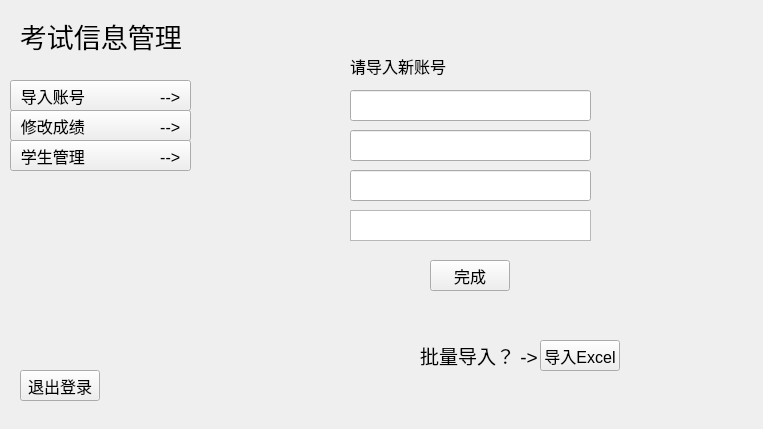
Old version of the form source/administer.ui in the repository Sodataco/exam-system.
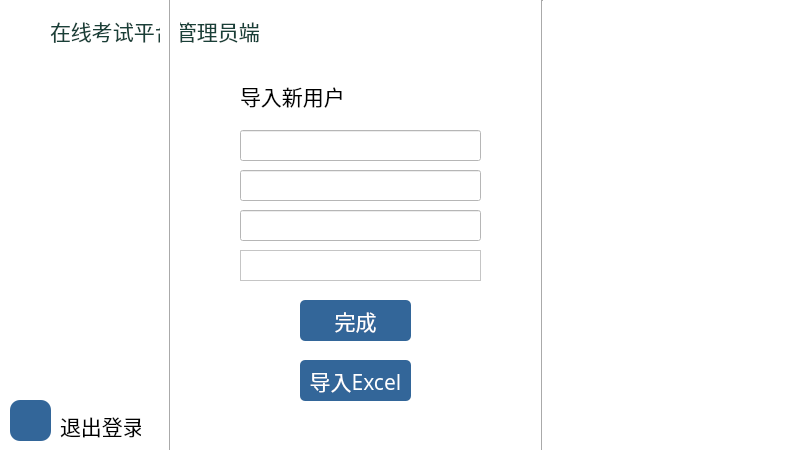
New version of the form. Icons and pictures are not drawn.

Commit message: 管理员界面优化

The edit to the form file:
```diff
--- a/source/administer.ui
+++ b/source/administer.ui
@@ -6,8 +6,8 @@
    <rect>
     <x>0</x>
     <y>0</y>
-    <width>763</width>
-    <height>429</height>
+    <width>800</width>
+    <height>450</height>
    </rect>
   </property>
   <property name="font">
@@ -18,31 +18,19 @@
   <property name="windowTitle">
    <string>Form</string>
   </property>
-  <widget class="QLabel" name="label">
-   <property name="geometry">
-    <rect>
-     <x>20</x>
-     <y>20</y>
-     <width>191</width>
-     <height>31</height>
-    </rect>
-   </property>
-   <property name="font">
-    <font>
-     <pointsize>20</pointsize>
-    </font>
-   </property>
-   <property name="text">
-    <string>考试信息管理</string>
-   </property>
-  </widget>
+  <property name="styleSheet">
+   <string notr="true">QWidget
+{
+background-color:white;
+}</string>
+  </property>
   <widget class="QStackedWidget" name="stackedWidget">
    <property name="geometry">
     <rect>
-     <x>260</x>
-     <y>20</y>
-     <width>431</width>
-     <height>401</height>
+     <x>180</x>
+     <y>60</y>
+     <width>361</width>
+     <height>411</height>
     </rect>
    </property>
    <property name="currentIndex">
@@ -52,7 +40,7 @@
     <widget class="QLineEdit" name="EditName">
      <property name="geometry">
       <rect>
-       <x>90</x>
+       <x>60</x>
        <y>70</y>
        <width>241</width>
        <height>31</height>
@@ -62,7 +50,7 @@
     <widget class="QLineEdit" name="EditAccount">
      <property name="geometry">
       <rect>
-       <x>90</x>
+       <x>60</x>
        <y>110</y>
        <width>241</width>
        <height>31</height>
@@ -72,7 +60,7 @@
     <widget class="QLineEdit" name="EditPassword">
      <property name="geometry">
       <rect>
-       <x>90</x>
+       <x>60</x>
        <y>150</y>
        <width>241</width>
        <height>31</height>
@@ -82,12 +70,31 @@
     <widget class="QPushButton" name="finishimport">
      <property name="geometry">
       <rect>
-       <x>170</x>
+       <x>120</x>
        <y>240</y>
-       <width>80</width>
-       <height>31</height>
+       <width>111</width>
+       <height>41</height>
       </rect>
      </property>
+     <property name="font">
+      <font>
+       <family>华文中宋</family>
+       <pointsize>16</pointsize>
+      </font>
+     </property>
+     <property name="styleSheet">
+      <string notr="true">QPushButton
+{
+background-color:rgb(51, 102, 153);
+border-radius:5px;
+color:white;
+}
+QPushButtonn:hover
+{
+background-color:rgb(177, 204, 228);
+color:rgb(0, 0, 0);
+}</string>
+     </property>
      <property name="text">
       <string>完成</string>
      </property>
@@ -95,57 +102,71 @@
     <widget class="QPushButton" name="importExcel">
      <property name="geometry">
       <rect>
-       <x>280</x>
-       <y>320</y>
-       <width>80</width>
-       <height>31</height>
+       <x>120</x>
+       <y>300</y>
+       <width>111</width>
+       <height>41</height>
       </rect>
      </property>
+     <property name="font">
+      <font>
+       <family>华文中宋</family>
+       <pointsize>16</pointsize>
+      </font>
+     </property>
+     <property name="styleSheet">
+      <string notr="true">QPushButton
+{
+background-color:rgb(51, 102, 153);
+border-radius:5px;
+color:white;
+}
+QPushButtonn:hover
+{
+background-color:rgb(177, 204, 228);
+color:rgb(0, 0, 0);
+}</string>
+     </property>
      <property name="text">
       <string>导入Excel</string>
      </property>
     </widget>
-    <widget class="QLabel" name="label_2">
-     <property name="geometry">
-      <rect>
-       <x>90</x>
-       <y>30</y>
-       <width>111</width>
-       <height>31</height>
-      </rect>
-     </property>
-     <property name="text">
-      <string>请导入新账号</string>
-     </property>
-    </widget>
-    <widget class="QLabel" name="label_3">
-     <property name="geometry">
-      <rect>
-       <x>160</x>
-       <y>320</y>
-       <width>121</width>
-       <height>31</height>
-      </rect>
-     </property>
-     <property name="font">
-      <font>
-       <pointsize>14</pointsize>
-      </font>
-     </property>
-     <property name="text">
-      <string>批量导入？ -&gt;</string>
-     </property>
-    </widget>
     <widget class="QTextEdit" name="EditClass">
      <property name="geometry">
       <rect>
-       <x>90</x>
+       <x>60</x>
        <y>190</y>
        <width>241</width>
        <height>31</height>
       </rect>
      </property>
     </widget>
+    <widget class="QLabel" name="label_10">
+     <property name="geometry">
+      <rect>
+       <x>60</x>
+       <y>20</y>
+       <width>121</width>
+       <height>31</height>
+      </rect>
+     </property>
+     <property name="font">
+      <font>
+       <family>华文中宋</family>
+       <pointsize>16</pointsize>
+      </font>
+     </property>
+     <property name="styleSheet">
+      <string notr="true">QLabel
+{
+backgroung-color:transparent;
+
+}</string>
+     </property>
+     <property name="text">
+      <string>导入新用户</string>
+     </property>
+    </widget>
    </widget>
    <widget class="QWidget" name="page_2">
     <widget class="QLabel" name="label_4">
@@ -279,14 +300,31 @@
   <widget class="QPushButton" name="changegrade">
    <property name="geometry">
     <rect>
-     <x>10</x>
-     <y>110</y>
-     <width>181</width>
-     <height>31</height>
+     <x>-10</x>
+     <y>160</y>
+     <width>171</width>
+     <height>41</height>
     </rect>
    </property>
+   <property name="styleSheet">
+    <string notr="true">QPushButton
+{
+border:none;
+}</string>
+   </property>
    <property name="text">
-    <string>修改成绩                 --&gt;</string>
+    <string/>
+   </property>
+   <property name="icon">
+    <iconset resource="res.qrc">
+     <normaloff>:/image/xx0.png</normaloff>
+     <activeon>:/image/xx1.png</activeon>:/image/xx0.png</iconset>
+   </property>
+   <property name="iconSize">
+    <size>
+     <width>80</width>
+     <height>450</height>
+    </size>
    </property>
    <property name="checkable">
     <bool>true</bool>
@@ -298,14 +336,31 @@
   <widget class="QPushButton" name="manage">
    <property name="geometry">
     <rect>
-     <x>10</x>
-     <y>140</y>
-     <width>181</width>
-     <height>31</height>
+     <x>-10</x>
+     <y>200</y>
+     <width>171</width>
+     <height>41</height>
     </rect>
    </property>
+   <property name="styleSheet">
+    <string notr="true">QPushButton
+{
+border:none;
+}</string>
+   </property>
    <property name="text">
-    <string>学生管理                 --&gt;</string>
+    <string/>
+   </property>
+   <property name="icon">
+    <iconset resource="res.qrc">
+     <normaloff>:/image/gg10.png</normaloff>
+     <activeon>:/image/gg1.png</activeon>:/image/gg10.png</iconset>
+   </property>
+   <property name="iconSize">
+    <size>
+     <width>80</width>
+     <height>450</height>
+    </size>
    </property>
    <property name="checkable">
     <bool>true</bool>
@@ -317,14 +372,37 @@
   <widget class="QPushButton" name="importAccount">
    <property name="geometry">
     <rect>
-     <x>10</x>
-     <y>80</y>
-     <width>181</width>
-     <height>31</height>
+     <x>-10</x>
+     <y>120</y>
+     <width>171</width>
+     <height>41</height>
     </rect>
    </property>
+   <property name="font">
+    <font>
+     <family>华文中宋</family>
+     <pointsize>14</pointsize>
+    </font>
+   </property>
+   <property name="styleSheet">
+    <string notr="true">QPushButton
+{
+border:none;
+}</string>
+   </property>
    <property name="text">
-    <string>导入账号                 --&gt;</string>
+    <string/>
+   </property>
+   <property name="icon">
+    <iconset resource="res.qrc">
+     <normaloff>:/image/dd0.png</normaloff>
+     <activeon>:/image/dd.png</activeon>:/image/dd0.png</iconset>
+   </property>
+   <property name="iconSize">
+    <size>
+     <width>80</width>
+     <height>450</height>
+    </size>
    </property>
    <property name="checkable">
     <bool>true</bool>
@@ -336,16 +414,159 @@
   <widget class="QPushButton" name="Return">
    <property name="geometry">
     <rect>
-     <x>20</x>
-     <y>370</y>
-     <width>80</width>
+     <x>10</x>
+     <y>400</y>
+     <width>41</width>
+     <height>41</height>
+    </rect>
+   </property>
+   <property name="styleSheet">
+    <string notr="true">QPushButton
+{
+border:none;
+image:url(:/image/home.png);
+border-radius:10px;
+background-color:rgb(51, 102, 153);
+}
+QPushButton:hover
+{
+background-color:rgb(177, 204, 228);
+}</string>
+   </property>
+   <property name="text">
+    <string/>
+   </property>
+  </widget>
+  <widget class="QLabel" name="label">
+   <property name="geometry">
+    <rect>
+     <x>50</x>
+     <y>0</y>
+     <width>291</width>
+     <height>61</height>
+    </rect>
+   </property>
+   <property name="font">
+    <font>
+     <family>华文中宋</family>
+     <pointsize>16</pointsize>
+    </font>
+   </property>
+   <property name="styleSheet">
+    <string notr="true">QLabel
+{
+color:rgb(25, 64, 56);
+backgroung-color:transparent;
+
+}</string>
+   </property>
+   <property name="text">
+    <string>在线考试平台管理员端</string>
+   </property>
+  </widget>
+  <widget class="QLabel" name="label_3">
+   <property name="geometry">
+    <rect>
+     <x>0</x>
+     <y>10</y>
+     <width>41</width>
+     <height>41</height>
+    </rect>
+   </property>
+   <property name="text">
+    <string/>
+   </property>
+   <property name="pixmap">
+    <pixmap resource="res.qrc">:/image/logo.png</pixmap>
+   </property>
+   <property name="scaledContents">
+    <bool>true</bool>
+   </property>
+  </widget>
+  <widget class="Line" name="line">
+   <property name="geometry">
+    <rect>
+     <x>160</x>
+     <y>-10</y>
+     <width>20</width>
+     <height>461</height>
+    </rect>
+   </property>
+   <property name="orientation">
+    <enum>Qt::Vertical</enum>
+   </property>
+  </widget>
+  <widget class="QLabel" name="label_8">
+   <property name="geometry">
+    <rect>
+     <x>60</x>
+     <y>410</y>
+     <width>81</width>
      <height>31</height>
     </rect>
    </property>
+   <property name="font">
+    <font>
+     <family>华文中宋</family>
+     <pointsize>16</pointsize>
+    </font>
+   </property>
+   <property name="styleSheet">
+    <string notr="true">QLabel
+{
+backgroung-color:transparent;
+
+}</string>
+   </property>
    <property name="text">
     <string>退出登录</string>
    </property>
   </widget>
+  <widget class="Line" name="line_2">
+   <property name="geometry">
+    <rect>
+     <x>532</x>
+     <y>0</y>
+     <width>21</width>
+     <height>451</height>
+    </rect>
+   </property>
+   <property name="orientation">
+    <enum>Qt::Vertical</enum>
+   </property>
+  </widget>
+  <widget class="QLabel" name="label_4">
+   <property name="geometry">
+    <rect>
+     <x>650</x>
+     <y>40</y>
+     <width>51</width>
+     <height>51</height>
+    </rect>
+   </property>
+   <property name="text">
+    <string/>
+   </property>
+   <property name="pixmap">
+    <pixmap resource="res.qrc">:/image/guanliyuan.jpeg</pixmap>
+   </property>
+   <property name="scaledContents">
+    <bool>true</bool>
+   </property>
+  </widget>
+  <zorder>stackedWidget</zorder>
+  <zorder>changegrade</zorder>
+  <zorder>manage</zorder>
+  <zorder>importAccount</zorder>
+  <zorder>Return</zorder>
+  <zorder>label_3</zorder>
+  <zorder>label</zorder>
+  <zorder>label_3</zorder>
+  <zorder>line</zorder>
+  <zorder>label</zorder>
+  <zorder>label_8</zorder>
+  <zorder>line_2</zorder>
+  <zorder>label_4</zorder>
  </widget>
  <resources/>
  <connections/>
```
Left out of the diff: 147 changed lines with no effect on the pictures. The commit also changes 3 other files.
